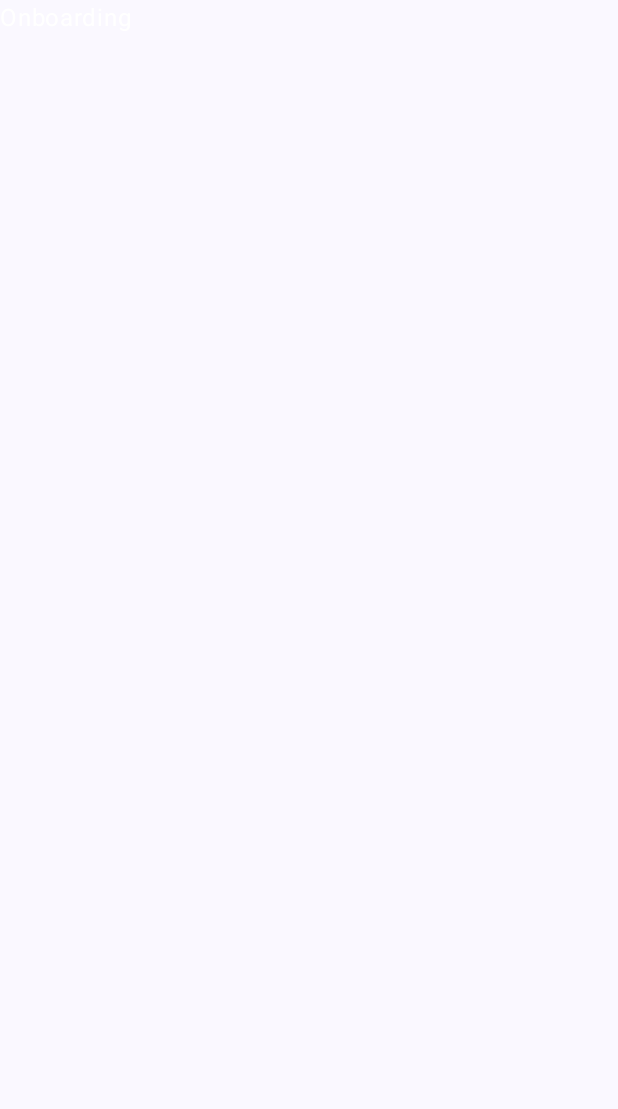
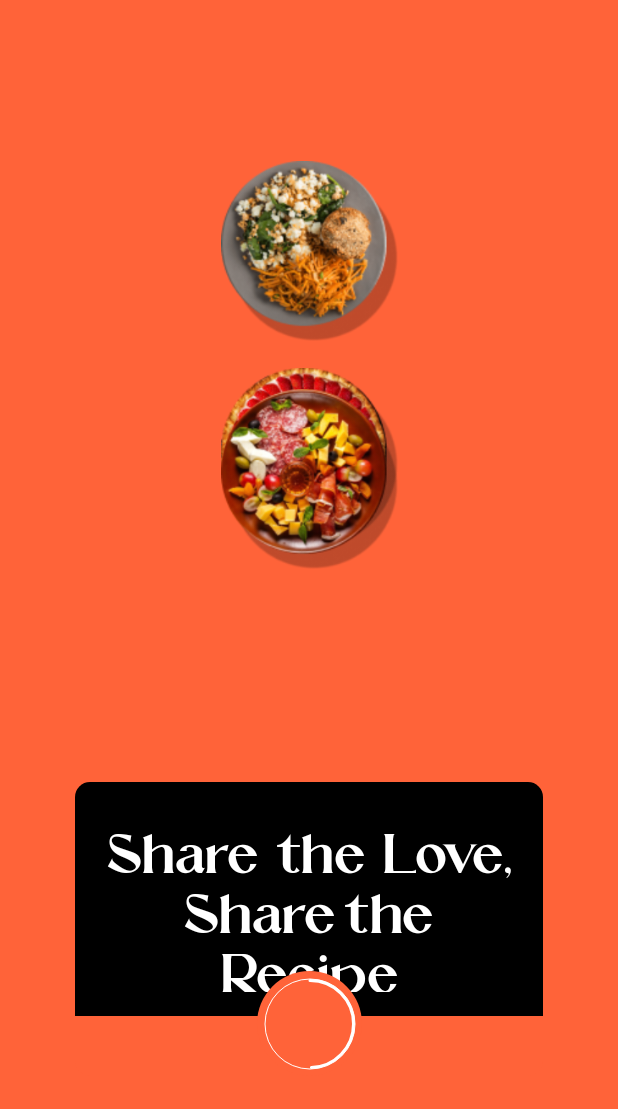
Before and after one commit to AhmedSamy02/Foodify, an Android app built with Jetpack Compose: the screen it shows after launch (MainActivity), on a phone screen of 412 x 824 dp. Before the commit the part shown is empty. Shown: the top 1109 px of the screen. Run offline under Robolectric (Android 15) with nearby library versions, the phone set to English and light mode, and no system bars; our stand-ins replace Dagger/Hilt's generated code.

Commit message:
[➕ FR] OnBoarding Screen added

```diff
--- a/app/src/main/java/com/example/foodify/ui/screens/home/HomeScreen.kt
+++ b/app/src/main/java/com/example/foodify/ui/screens/home/HomeScreen.kt
@@ -1,10 +1,13 @@
 package com.example.foodify.ui.screens.home
 
+import androidx.compose.foundation.layout.Arrangement
+import androidx.compose.foundation.layout.Column
 import androidx.compose.foundation.layout.fillMaxSize
 import androidx.compose.foundation.layout.padding
 import androidx.compose.material3.Scaffold
 import androidx.compose.material3.Text
 import androidx.compose.runtime.Composable
+import androidx.compose.ui.Alignment
 import androidx.compose.ui.Modifier
 import androidx.compose.ui.graphics.Color
 import androidx.navigation.NavHostController
@@ -21,6 +24,7 @@ fun HomeScreen(navController: NavHostController) {
 
 @Composable
 fun HomeScreenContainer(modifier: Modifier) {
-    Text("Home", color = Color.White)
-
+    Column(Modifier.fillMaxSize(), verticalArrangement = Arrangement.Center, horizontalAlignment = Alignment.CenterHorizontally) {
+        Text("Home Screen", color = Color.White)
+    }
 }
--- /dev/null
+++ b/app/src/main/java/com/example/foodify/ui/screens/onboarding/OnBoardingContainer.kt
@@ -0,0 +1,107 @@
+package com.example.foodify.ui.screens.onboarding
+
+import androidx.compose.animation.core.RepeatMode
+import androidx.compose.animation.core.animateFloat
+import androidx.compose.animation.core.infiniteRepeatable
+import androidx.compose.animation.core.rememberInfiniteTransition
+import androidx.compose.animation.core.tween
+import androidx.compose.foundation.Canvas
+import androidx.compose.foundation.background
+import androidx.compose.foundation.layout.Box
+import androidx.compose.foundation.layout.fillMaxSize
+import androidx.compose.foundation.layout.fillMaxWidth
+import androidx.compose.foundation.layout.height
+import androidx.compose.foundation.layout.padding
+import androidx.compose.foundation.layout.size
+import androidx.compose.foundation.shape.CircleShape
+import androidx.compose.material3.Button
+import androidx.compose.material3.ButtonDefaults
+import androidx.compose.material3.Text
+import androidx.compose.runtime.Composable
+import androidx.compose.runtime.getValue
+import androidx.compose.ui.Alignment
+import androidx.compose.ui.Modifier
+import androidx.compose.ui.graphics.Color
+import androidx.compose.ui.graphics.drawscope.Stroke
+import androidx.compose.ui.text.style.TextAlign
+import androidx.compose.ui.unit.dp
+import androidx.compose.ui.unit.sp
+import androidx.navigation.NavHostController
+import com.example.foodify.ui.navigation.Screen
+import com.example.foodify.utils.aqradaFontFamily
+
+
+@Composable
+fun OnBoardingContainer(
+    color: Color,
+    text: String,
+    progress: Float,
+    showButton: Boolean,
+    navController: NavHostController
+) {
+    val animateRadius by rememberInfiniteTransition().animateFloat(
+        initialValue = 80f,
+        targetValue = 60f,
+        animationSpec = infiniteRepeatable(
+            animation = tween(durationMillis = 1000),
+            repeatMode = RepeatMode.Reverse
+        )
+    )
+    Box(
+        modifier = Modifier.fillMaxSize(),
+    ) {
+        Box(
+            Modifier
+                .fillMaxWidth()
+                .height(156.dp)
+                .background(Color.Black)
+                .padding(16.dp)
+        ) {
+            Text(
+                text,
+                fontFamily = aqradaFontFamily,
+                fontSize = 22.sp,
+                color = Color.White,
+                textAlign = TextAlign.Center,
+                lineHeight = 40.sp
+            )
+
+        }
+        Box(
+            Modifier
+                .size(70.dp)
+                .background(color, CircleShape)
+                .align(Alignment.BottomCenter), contentAlignment = Alignment.Center
+        ) {
+            if (!showButton) TimerProgress(
+                progress,
+                strokeWidth = 2.dp,
+                size = 60.dp,
+            ) else {
+                Box(Modifier.fillMaxSize(), contentAlignment = Alignment.Center){
+                    Canvas(Modifier.size(70.dp)) {
+                        drawCircle(Color.White, radius = animateRadius, style = Stroke(3f))
+                    }
+                    Button(
+                        onClick = {
+                            navController.navigate(Screen.Home.route) {
+                                navController.popBackStack()
+                            }
+                        },
+                        shape = CircleShape,
+                        colors = ButtonDefaults.buttonColors(containerColor = Color.White),
+                        contentPadding = ButtonDefaults.TextButtonContentPadding,
+                        modifier = Modifier
+                            .size(50.dp)
+                    ) {
+                        Text("Go", fontSize = 14.sp)
+                    }
+                }
+
+
+            }
+        }
+    }
+
+
+}
--- /dev/null
+++ b/app/src/main/java/com/example/foodify/ui/screens/onboarding/OnBoardingImageItem.kt
@@ -0,0 +1,47 @@
+package com.example.foodify.ui.screens.onboarding
+
+import android.util.Log
+import androidx.compose.animation.core.FastOutSlowInEasing
+import androidx.compose.animation.core.animateDpAsState
+import androidx.compose.animation.core.tween
+import androidx.compose.foundation.Image
+import androidx.compose.foundation.layout.offset
+import androidx.compose.foundation.layout.padding
+import androidx.compose.foundation.layout.size
+import androidx.compose.runtime.Composable
+import androidx.compose.runtime.LaunchedEffect
+import androidx.compose.runtime.getValue
+import androidx.compose.runtime.mutableStateOf
+import androidx.compose.runtime.remember
+import androidx.compose.runtime.setValue
+import androidx.compose.ui.Modifier
+import androidx.compose.ui.res.painterResource
+import androidx.compose.ui.unit.Dp
+import androidx.compose.ui.unit.dp
+
+
+@Composable
+fun OnBoardingImageItem(image: Int, bottomPadding: Dp, delayTime: Int,) {
+    Log.d("Id ","image = $image")
+    var outerOffset by remember { mutableStateOf((-1000).dp) }
+    val finalOffset by animateDpAsState(
+        targetValue = outerOffset, label = "image$image",
+
+        animationSpec = tween(
+            durationMillis = 1000,
+            delayMillis = delayTime,
+            easing = FastOutSlowInEasing
+        ),
+    )
+    LaunchedEffect(image) {
+        outerOffset = 0.dp
+    }
+    Image(
+        painterResource(image),
+        contentDescription = "Dish-$image",
+        modifier = Modifier
+            .offset(y = finalOffset)
+            .padding(bottom = bottomPadding)
+            .size(120.dp)
+    )
+}
--- a/app/src/main/java/com/example/foodify/ui/screens/onboarding/OnBoardingScreen.kt
+++ b/app/src/main/java/com/example/foodify/ui/screens/onboarding/OnBoardingScreen.kt
@@ -1,20 +1,94 @@
 package com.example.foodify.ui.screens.onboarding
 
+import androidx.compose.animation.core.LinearEasing
+import androidx.compose.animation.core.animateFloatAsState
+import androidx.compose.animation.core.tween
+import androidx.compose.foundation.layout.Arrangement
+import androidx.compose.foundation.layout.Box
+import androidx.compose.foundation.layout.Column
 import androidx.compose.foundation.layout.fillMaxSize
+import androidx.compose.foundation.layout.padding
+import androidx.compose.foundation.layout.size
+import androidx.compose.foundation.shape.RoundedCornerShape
+import androidx.compose.material3.Card
+import androidx.compose.material3.CardDefaults
 import androidx.compose.material3.Scaffold
-import androidx.compose.material3.Text
 import androidx.compose.runtime.Composable
+import androidx.compose.runtime.LaunchedEffect
+import androidx.compose.runtime.getValue
+import androidx.compose.runtime.mutableStateOf
+import androidx.compose.runtime.remember
+import androidx.compose.runtime.setValue
+import androidx.compose.ui.Alignment
 import androidx.compose.ui.Modifier
-import androidx.compose.ui.graphics.Color
+import androidx.compose.ui.unit.dp
+import androidx.lifecycle.viewmodel.compose.viewModel
 import androidx.navigation.NavHostController
+import com.example.foodify.viewmodels.OnBoardingViewModel
 
 @Composable
 fun OnBoardingScreen(navController: NavHostController) {
-    Scaffold(Modifier.fillMaxSize()) { innerPadding ->
-        OnBoardingContainer()
+    val viewModel: OnBoardingViewModel = viewModel()
+    var start by remember { mutableStateOf(false) }
+    val progress by animateFloatAsState(
+        if (start) 1f else 0f,
+        animationSpec = tween(
+            durationMillis = 9700, easing = LinearEasing,
+        )
+    )
+    LaunchedEffect(Unit) {
+        start = true
     }
+
+    Scaffold(Modifier.fillMaxSize(), containerColor = viewModel.color.value) { innerPadding ->
+        Column(
+            Modifier
+                .fillMaxSize()
+                .padding(innerPadding),
+            verticalArrangement = Arrangement.Center,
+            horizontalAlignment = Alignment.CenterHorizontally
+        ) {
+            Column(
+                horizontalAlignment = Alignment.CenterHorizontally
+            ) {
+                if (viewModel.imagesList.value.isEmpty()) {
+                    Box(
+                        Modifier
+                            .padding(bottom = 18.dp)
+                            .size(120.dp)
+                    )
+                    Box(
+                        Modifier
+                            .padding(bottom = 18.dp)
+                            .size(120.dp)
+                    )
+                    Box(
+                        Modifier
+                            .padding(bottom = 18.dp)
+                            .size(120.dp)
+                    )
+                } else {
+                    viewModel.imagesList.value.forEachIndexed { index, id ->
+                        OnBoardingImageItem(id, 18.dp, index * 500)
+                    }
+                }
+
+                Card(
+                    modifier = Modifier.size(312.dp, 196.dp),
+                    shape = RoundedCornerShape(10.dp),
+                    colors = CardDefaults.cardColors(containerColor = viewModel.color.value)
+                ) {
+                    OnBoardingContainer(
+                        viewModel.color.value,
+                        viewModel.text.value,
+                        progress,
+                        viewModel.showButton.value,
+                        navController
+                    )
+                }
+
+            }
+        }
+    }
+
 }
-@Composable
-fun OnBoardingContainer(){
-    Text("Onboarding", color = Color.White)
-}
--- /dev/null
+++ b/app/src/main/java/com/example/foodify/ui/screens/onboarding/TimerProgress.kt
@@ -0,0 +1,49 @@
+package com.example.foodify.ui.screens.onboarding
+
+import androidx.compose.foundation.Canvas
+import androidx.compose.foundation.layout.size
+import androidx.compose.runtime.Composable
+import androidx.compose.ui.Modifier
+import androidx.compose.ui.geometry.Offset
+import androidx.compose.ui.geometry.Size
+import androidx.compose.ui.graphics.Brush
+import androidx.compose.ui.graphics.Color
+import androidx.compose.ui.graphics.StrokeCap
+import androidx.compose.ui.graphics.drawscope.Stroke
+import androidx.compose.ui.graphics.drawscope.withTransform
+import androidx.compose.ui.unit.Dp
+import androidx.compose.ui.unit.dp
+import com.example.foodify.ui.theme.LoadingCircleColor
+
+
+@Composable
+fun TimerProgress(
+    progress: Float = 0f,
+    progressArcColor1: Color = Color.White,
+    progressArcColor2: Color = Color.White,
+    startAngle: Float = 270f,
+    size: Dp = 96.dp,
+    strokeWidth: Dp = 12.dp,
+) {
+    Canvas(modifier = Modifier.size(size)) {
+        val strokeWidthPx = strokeWidth.toPx()
+        val arcSize = size.toPx() - strokeWidthPx
+        val gradientBrush = Brush.verticalGradient(
+            colors = listOf(progressArcColor1, progressArcColor2, progressArcColor1)
+        )
+        withTransform({
+            rotate(degrees = startAngle, pivot = center)
+        }) {
+            drawCircle(color = Color.White, style = Stroke(width = 1.0f))
+            drawArc(
+                brush = gradientBrush,
+                startAngle = 0f,
+                sweepAngle = progress * 360,
+                useCenter = false,
+                topLeft = Offset(strokeWidthPx / 2, strokeWidthPx / 2),
+                size = Size(arcSize, arcSize),
+                style = Stroke(width = strokeWidthPx, cap = StrokeCap.Round)
+            )
+        }
+    }
+}
--- a/app/src/main/java/com/example/foodify/ui/screens/splash/CirclesLoader.kt
+++ b/app/src/main/java/com/example/foodify/ui/screens/splash/CirclesLoader.kt
@@ -21,7 +21,7 @@ import androidx.compose.ui.unit.dp
 import androidx.hilt.navigation.compose.hiltViewModel
 import androidx.navigation.NavController
 import com.example.foodify.ui.navigation.Screen
-import com.example.foodify.ui.theme.LoadingCircle
+import com.example.foodify.ui.theme.LoadingCircleColor
 import com.example.foodify.viewmodels.SplashViewModel
 import kotlinx.coroutines.delay
 
@@ -69,9 +69,9 @@ fun CirclesLoader(modifier: Modifier, circleSize: Dp, navController: NavControll
 
     Row(modifier, horizontalArrangement = Arrangement.Center) {
         Canvas(Modifier.size(circleSize)) {
-            drawCircle(color = LoadingCircle, style = Stroke(width = 2.0f))
+            drawCircle(color = LoadingCircleColor, style = Stroke(width = 2.0f))
             drawCircle(
-                color = LoadingCircle,
+                color = LoadingCircleColor,
                 style = Fill,
                 alpha = c1
             )
@@ -81,9 +81,9 @@ fun CirclesLoader(modifier: Modifier, circleSize: Dp, navController: NavControll
                 .padding(horizontal = 16.dp)
                 .size(circleSize)
         ) {
-            drawCircle(color = LoadingCircle, style = Stroke(width = 2.0f))
+            drawCircle(color = LoadingCircleColor, style = Stroke(width = 2.0f))
             drawCircle(
-                color = LoadingCircle,
+                color = LoadingCircleColor,
                 style = Fill,
                 alpha = c2,
             )
@@ -92,9 +92,9 @@ fun CirclesLoader(modifier: Modifier, circleSize: Dp, navController: NavControll
             Modifier
                 .size(circleSize)
         ) {
-            drawCircle(color = LoadingCircle, style = Stroke(width = 2.0f))
+            drawCircle(color = LoadingCircleColor, style = Stroke(width = 2.0f))
             drawCircle(
-                color = LoadingCircle,
+                color = LoadingCircleColor,
                 style = Fill,
                 alpha = c3
             )
--- a/app/src/main/java/com/example/foodify/ui/theme/Color.kt
+++ b/app/src/main/java/com/example/foodify/ui/theme/Color.kt
@@ -11,4 +11,6 @@ val PurpleGrey40 = Color(0xFF625b71)
 val Pink40 = Color(0xFF7D5260)
 
 val MainColor = Color(0xFF4058A0)
-val LoadingCircle = Color(0xFFDEE21B)
+val LoadingCircleColor = Color(0xFFDEE21B)
+val OnBoarding2Color = Color(0xFFFF6339)
+val OnBoarding3Color = Color(0xFFDEE21B)
--- /dev/null
+++ b/app/src/main/java/com/example/foodify/utils/CustomFontFamilies.kt
@@ -0,0 +1,10 @@
+package com.example.foodify.utils
+
+import androidx.compose.ui.text.font.Font
+import androidx.compose.ui.text.font.FontFamily
+import androidx.compose.ui.text.font.FontWeight
+import com.example.foodify.R
+
+val aqradaFontFamily = FontFamily(
+    Font(R.font.aqrada)
+)
--- /dev/null
+++ b/app/src/main/java/com/example/foodify/viewmodels/OnBoardingViewModel.kt
@@ -0,0 +1,52 @@
+package com.example.foodify.viewmodels
+
+import androidx.compose.runtime.mutableStateOf
+import androidx.lifecycle.ViewModel
+import androidx.lifecycle.viewModelScope
+import com.example.foodify.R
+import com.example.foodify.ui.theme.MainColor
+import com.example.foodify.ui.theme.OnBoarding2Color
+import com.example.foodify.ui.theme.OnBoarding3Color
+import kotlinx.coroutines.delay
+import kotlinx.coroutines.launch
+
+class OnBoardingViewModel : ViewModel() {
+    init {
+        emulateAnimation()
+    }
+
+    var index = 0
+    private val colors = listOf(MainColor, OnBoarding2Color, OnBoarding3Color)
+    private val texts = listOf(
+        "Your personal guide  to be  a chef",
+        "Share  the  Love, Share the Recipe",
+        "Foodify Your Global  Kitchen"
+    )
+    private val images = listOf(
+        listOf(R.drawable.dish1_1, R.drawable.dish1_2, R.drawable.dish1_3),
+        listOf(R.drawable.dish2_1, R.drawable.dish2_2, R.drawable.dish2_3),
+        listOf(R.drawable.dish3_1, R.drawable.dish3_2, R.drawable.dish3_3)
+    )
+    val color = mutableStateOf(colors[0])
+    val text = mutableStateOf(texts[0])
+    val imagesList = mutableStateOf(images[0])
+    val showButton = mutableStateOf(false)
+
+    private fun emulateAnimation() {
+        viewModelScope.launch {
+            while (index < 2) {
+                delay(3000)
+                imagesList.value = emptyList()
+                index++
+                color.value = colors[index]
+                text.value = texts[index]
+                imagesList.value = emptyList()
+                delay(20)
+                imagesList.value = images[index]
+
+            }
+            delay(4000)
+            showButton.value = true
+        }
+    }
+}
```
Also changed, not shown: app/src/main/res/drawable/dish1_1.png (added), app/src/main/res/drawable/dish1_2.png (added), app/src/main/res/drawable/dish1_3.png (added), app/src/main/res/drawable/dish2_1.png (added), app/src/main/res/drawable/dish2_2.png (added), app/src/main/res/drawable/dish2_3.png (added), app/src/main/res/drawable/dish3_1.png (added), app/src/main/res/drawable/dish3_2.png (added), app/src/main/res/drawable/dish3_3.png (added), app/src/main/res/font/aqrada.otf (added).
